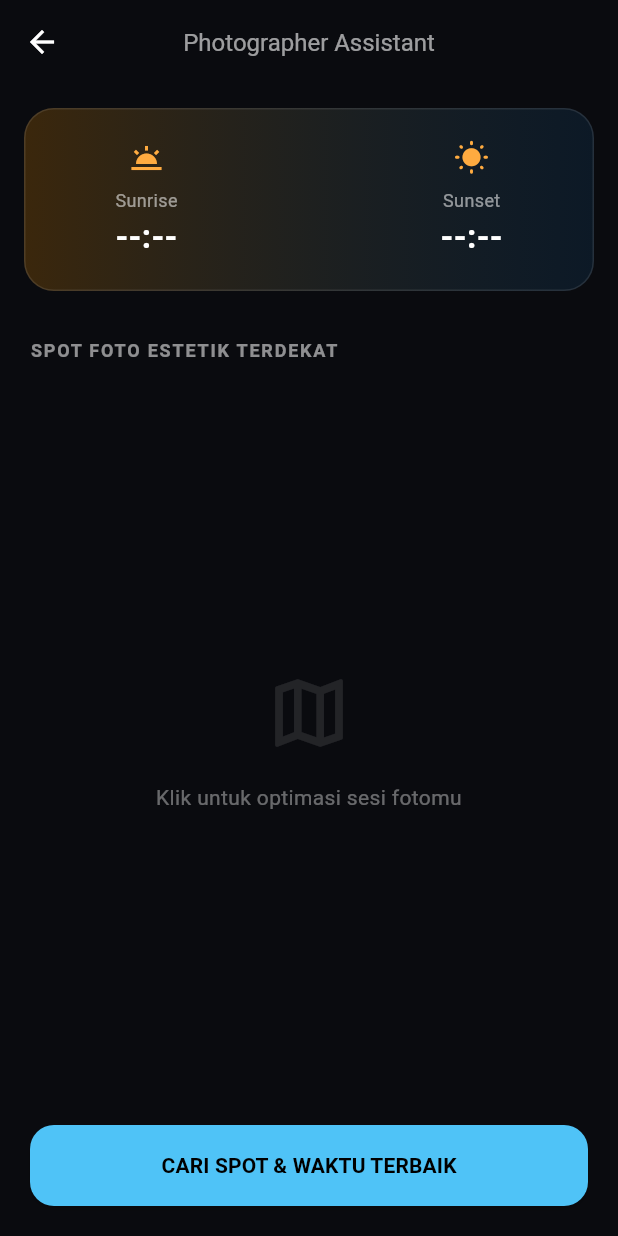
After one commit to Exydous/PRA-TEO_TPM, a Flutter app: the UtilitiesScreen screen opened directly, after a tap on "Photographer Assistant", on a phone screen of 412 x 824 dp. The commit adds this screen. Run offline on Flutter 3.47's test engine with Material 3 defaults, Android fonts, the phone set to English and light mode, and no system bars; our stand-ins replace flutter_dotenv, geolocator, get, image_cropper, image_picker.

Commit message:
add photographer assistant

```diff
--- /dev/null
+++ b/lib/features/utilities/photographer_assistant/controllers/assistant_controller.dart
@@ -0,0 +1,78 @@
+import 'dart:convert';
+import 'package:get/get.dart';
+import 'package:geolocator/geolocator.dart';
+import 'package:http/http.dart' as http;
+
+class AssistantController extends GetxController {
+  var isLoading = false.obs;
+  var statusMessage = 'Klik untuk optimasi sesi fotomu'.obs;
+
+  // Data Golden Hour
+  var sunrise = '--:--'.obs;
+  var sunset = '--:--'.obs;
+
+  // Data Spot Foto (API Google Places)
+  var nearbySpots = <dynamic>[].obs;
+
+  // PENTING: Ganti dengan API Key Google Maps kamu agar Spot Finder aktif
+  final String googleApiKey = "YOUR_GOOGLE_MAPS_API_KEY";
+
+  Future<void> findBestSetup() async {
+    isLoading.value = true;
+    statusMessage.value = 'Melacak lokasi & mencari spot terbaik...';
+
+    try {
+      // 1. Cek Izin & Ambil Lokasi (LBS)
+      Position pos = await _determinePosition();
+
+      // 2. Jalankan dua API secara paralel
+      await Future.wait([
+        _fetchSunData(pos.latitude, pos.longitude),
+        _fetchNearbyPlaces(pos.latitude, pos.longitude),
+      ]);
+
+      statusMessage.value = 'Rencana memotret siap di lokasimu!';
+    } catch (e) {
+      statusMessage.value = 'Gagal memuat asisten: $e';
+    } finally {
+      isLoading.value = false;
+    }
+  }
+
+  Future<Position> _determinePosition() async {
+    bool serviceEnabled = await Geolocator.isLocationServiceEnabled();
+    if (!serviceEnabled) return Future.error('GPS tidak aktif');
+
+    LocationPermission permission = await Geolocator.checkPermission();
+    if (permission == LocationPermission.denied) {
+      permission = await Geolocator.requestPermission();
+      if (permission == LocationPermission.denied) return Future.error('Izin GPS ditolak');
+    }
+    return await Geolocator.getCurrentPosition();
+  }
+
+  Future<void> _fetchSunData(double lat, double lng) async {
+    final res = await http.get(Uri.parse('https://api.sunrise-sunset.org/json?lat=$lat&lng=$lng&formatted=0'));
+    if (res.statusCode == 200) {
+      var data = json.decode(res.body)['results'];
+      sunrise.value = _formatToLocal(data['sunrise']);
+      sunset.value = _formatToLocal(data['sunset']);
+    }
+  }
+
+  Future<void> _fetchNearbyPlaces(double lat, double lng) async {
+    // Mencari taman (park) dan tempat wisata (tourist_attraction) radius 3km
+    final url = 'https://maps.googleapis.com/maps/api/place/nearbysearch/json?location=$lat,$lng&radius=3000&type=park&key=$googleApiKey';
+
+    final res = await http.get(Uri.parse(url));
+    if (res.statusCode == 200) {
+      var data = json.decode(res.body);
+      nearbySpots.value = data['results'];
+    }
+  }
+
+  String _formatToLocal(String utcTime) {
+    DateTime dt = DateTime.parse(utcTime).toLocal();
+    return "${dt.hour.toString().padLeft(2, '0')}:${dt.minute.toString().padLeft(2, '0')}";
+  }
+}
--- /dev/null
+++ b/lib/features/utilities/photographer_assistant/screens/assistant_screen.dart
@@ -0,0 +1,141 @@
+import 'package:flutter/material.dart';
+import 'package:get/get.dart';
+import '../controllers/assistant_controller.dart';
+
+class AssistantScreen extends StatelessWidget {
+  const AssistantScreen({super.key});
+
+  @override
+  Widget build(BuildContext context) {
+    final controller = Get.put(AssistantController());
+
+    return Scaffold(
+      backgroundColor: const Color(0xFF0A0B0F),
+      appBar: AppBar(
+        backgroundColor: const Color(0xFF0A0B0F),
+        title: const Text('Photographer Assistant', style: TextStyle(color: Colors.white60, fontSize: 16)),
+        centerTitle: true,
+        elevation: 0,
+      ),
+      body: Obx(() => Column(
+        children: [
+          // BAGIAN ATAS: Info Golden Hour
+          _buildSunHeader(controller),
+
+          const Padding(
+            padding: EdgeInsets.symmetric(horizontal: 20, vertical: 15),
+            child: Align(
+              alignment: Alignment.centerLeft,
+              child: Text("SPOT FOTO ESTETIK TERDEKAT", style: TextStyle(color: Colors.white54, fontWeight: FontWeight.bold, fontSize: 12, letterSpacing: 1.2)),
+            ),
+          ),
+
+          // BAGIAN BAWAH: Daftar Spot
+          Expanded(
+            child: controller.nearbySpots.isEmpty
+              ? _buildEmptyState(controller)
+              : ListView.builder(
+                  padding: const EdgeInsets.symmetric(horizontal: 16),
+                  itemCount: controller.nearbySpots.length,
+                  itemBuilder: (context, index) {
+                    var spot = controller.nearbySpots[index];
+                    return _buildSpotCard(spot);
+                  },
+                ),
+          ),
+
+          // Tombol Lacak di bawah
+          _buildActionButton(controller),
+        ],
+      )),
+    );
+  }
+
+  Widget _buildSunHeader(AssistantController controller) {
+    return Container(
+      margin: const EdgeInsets.all(16),
+      padding: const EdgeInsets.all(20),
+      decoration: BoxDecoration(
+        gradient: LinearGradient(colors: [Colors.orange.withOpacity(0.2), Colors.blue.withOpacity(0.1)]),
+        borderRadius: BorderRadius.circular(20),
+        border: Border.all(color: Colors.white10)
+      ),
+      child: Row(
+        mainAxisAlignment: MainAxisAlignment.spaceAround,
+        children: [
+          _sunInfo("Sunrise", controller.sunrise.value, Icons.wb_twilight),
+          const VerticalDivider(color: Colors.white12),
+          _sunInfo("Sunset", controller.sunset.value, Icons.wb_sunny_rounded),
+        ],
+      ),
+    );
+  }
+
+  Widget _sunInfo(String label, String time, IconData icon) {
+    return Column(
+      children: [
+        Icon(icon, color: Colors.orangeAccent),
+        const SizedBox(height: 8),
+        Text(label, style: const TextStyle(color: Colors.white54, fontSize: 12)),
+        Text(time, style: const TextStyle(color: Colors.white, fontSize: 22, fontWeight: FontWeight.bold)),
+      ],
+    );
+  }
+
+  Widget _buildSpotCard(dynamic spot) {
+    return Card(
+      color: const Color(0xFF13151D),
+      margin: const EdgeInsets.only(bottom: 12),
+      shape: RoundedRectangleBorder(borderRadius: BorderRadius.circular(15)),
+      child: ListTile(
+        leading: const CircleAvatar(backgroundColor: Colors.white10, child: Icon(Icons.place, color: Colors.blueAccent)),
+        title: Text(spot['name'], style: const TextStyle(color: Colors.white, fontWeight: FontWeight.bold)),
+        subtitle: Text(spot['vicinity'] ?? 'Alamat tidak tersedia', style: const TextStyle(color: Colors.white54, fontSize: 12)),
+        trailing: Row(
+          mainAxisSize: MainAxisSize.min,
+          children: [
+            const Icon(Icons.star, color: Colors.amber, size: 16),
+            const SizedBox(width: 4),
+            Text("${spot['rating'] ?? 'N/A'}", style: const TextStyle(color: Colors.white)),
+          ],
+        ),
+      ),
+    );
+  }
+
+  Widget _buildEmptyState(AssistantController controller) {
+    return Center(
+      child: Column(
+        mainAxisAlignment: MainAxisAlignment.center,
+        children: [
+          Icon(Icons.map_outlined, size: 60, color: Colors.white10),
+          const SizedBox(height: 16),
+          Text(controller.statusMessage.value, style: const TextStyle(color: Colors.white38), textAlign: TextAlign.center),
+        ],
+      ),
+    );
+  }
+
+  Widget _buildActionButton(AssistantController controller) {
+    return SafeArea(
+      child: Padding(
+        padding: const EdgeInsets.all(20),
+        child: SizedBox(
+          width: double.infinity,
+          height: 54,
+          child: ElevatedButton(
+            style: ElevatedButton.styleFrom(
+              backgroundColor: const Color(0xFF4FC3F7),
+              foregroundColor: Colors.black,
+              shape: RoundedRectangleBorder(borderRadius: BorderRadius.circular(16)),
+            ),
+            onPressed: controller.isLoading.value ? null : controller.findBestSetup,
+            child: controller.isLoading.value
+              ? const CircularProgressIndicator(color: Colors.black)
+              : const Text("CARI SPOT & WAKTU TERBAIK", style: TextStyle(fontWeight: FontWeight.bold)),
+          ),
+        ),
+      ),
+    );
+  }
+}
--- a/lib/features/utilities/screens/utilities_screen.dart
+++ b/lib/features/utilities/screens/utilities_screen.dart
@@ -2,6 +2,7 @@ import 'package:flutter/material.dart';
 import 'package:get/get.dart';
 // PENTING: Sesuaikan path import ini jika ada error garis merah
 import 'color_match/screens/color_match_screen.dart';
+import '../photographer_assistant/screens/assistant_screen.dart';
 
 class UtilitiesScreen extends StatelessWidget {
   const UtilitiesScreen({super.key});
@@ -19,10 +20,10 @@ class UtilitiesScreen extends StatelessWidget {
         padding: const EdgeInsets.all(16.0),
         child: ListView(
           children: [
-            const Text(
-              "Alat & Permainan",
-              style: TextStyle(color: Colors.white54, fontSize: 14, fontWeight: FontWeight.bold),
-            ),
+            // const Text(
+            //   "Alat & Permainan",
+            //   style: TextStyle(color: Colors.white54, fontSize: 14, fontWeight: FontWeight.bold),
+            // ),
             const SizedBox(height: 12),
 
             // --- KOTAK MENU UNTUK GAME TEBAK WARNA ---
@@ -55,6 +56,22 @@ class UtilitiesScreen extends StatelessWidget {
               ),
             ),
 
+            // Di dalam ListView pada utilities_screen.dart:
+
+              Card(
+                color: const Color(0xFF1A1A1A),
+                shape: RoundedRectangleBorder(borderRadius: BorderRadius.circular(12)),
+                child: ListTile(
+                  leading: Container(
+                    padding: const EdgeInsets.all(10),
+                    decoration: BoxDecoration(color: Colors.orange.withOpacity(0.2), shape: BoxShape.circle),
+                    child: const Icon(Icons.auto_awesome, color: Colors.orangeAccent),
+                  ),
+                  title: const Text('Photographer Assistant', style: TextStyle(color: Colors.white, fontWeight: FontWeight.bold)),
+                  subtitle: const Text('Cek Golden Hour & Spot foto terdekat', style: TextStyle(color: Colors.white70)),
+                  onTap: () => Get.to(() => const AssistantScreen()),
+                ),
+              ),
             // Nanti jika ada fitur utility lain (seperti Golden Hour), bisa ditambahkan Card baru di bawah sini
           ],
         ),
--- a/pubspec.yaml
+++ b/pubspec.yaml
@@ -38,6 +38,8 @@ dependencies:
   cupertino_icons: ^1.0.8
   image_picker: ^1.2.1
   image_cropper: ^12.2.0
+  geolocator: ^14.0.2
+  http: ^1.6.0
 
 dev_dependencies:
   flutter_test:
```
Also changed, not shown: pubspec.lock, 10 other files.
